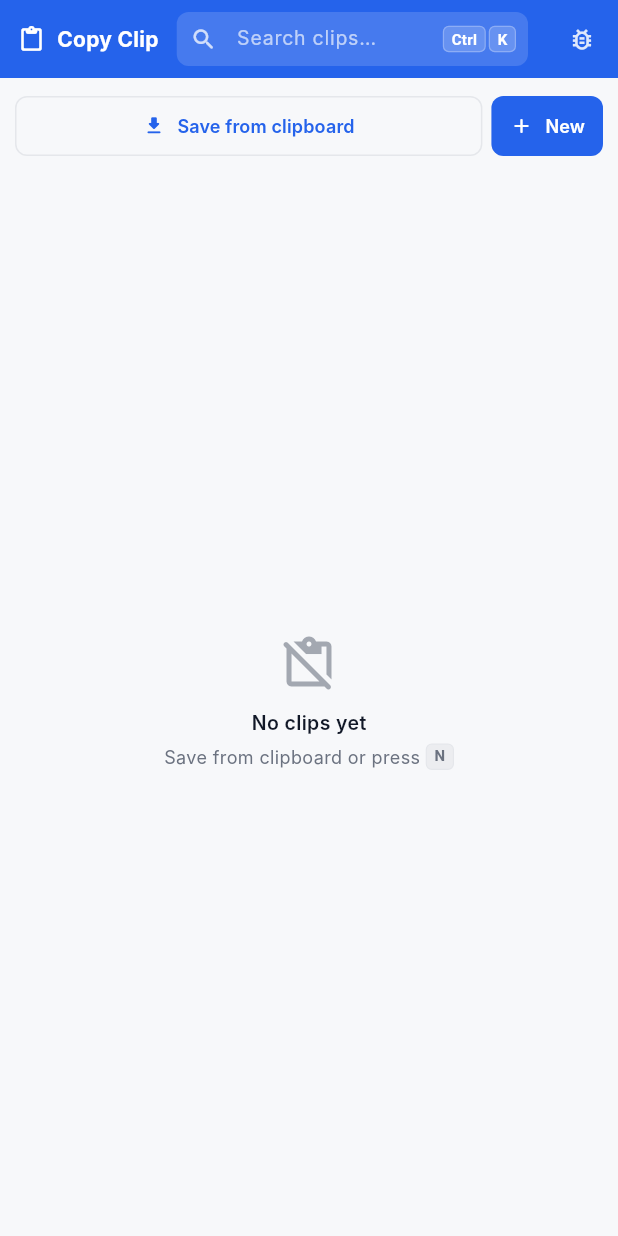
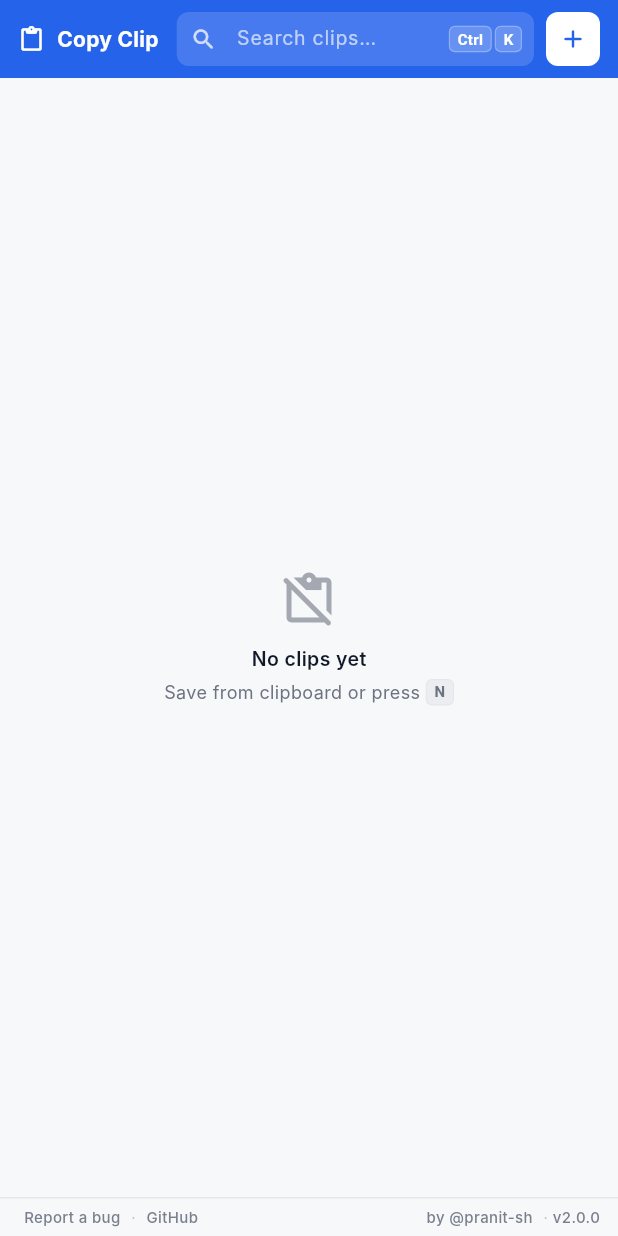
Before and after one commit to pranit-sh/copy-clip, a Flutter app: the screen it shows after launch, on a phone screen of 412 x 824 dp. Run offline on Flutter 3.47's test engine with Material 3 defaults, Android fonts, the phone set to English and light mode, and no system bars; our stand-ins replace shared_preferences; missing offline and left inert: dart:js_interop; Roboto replaces fonts that are missing (Inter).

Commit message:
feat: Add ClipboardPeekCard component and integrate clipboard functionality in HomeScreen

```diff
--- a/lib/components/home_screen.dart
+++ b/lib/components/home_screen.dart
@@ -6,6 +6,7 @@
 
 import 'clip_bottom_sheet.dart';
 import 'clip_list_item.dart';
+import 'clipboard_peek_card.dart';
 import 'kbd_chip.dart';
 import 'search.dart';
 import '../helper/clip_note_provider.dart';
@@ -20,25 +21,50 @@
   State<HomeScreen> createState() => _HomeScreenState();
 }
 
-class _HomeScreenState extends State<HomeScreen> {
+class _HomeScreenState extends State<HomeScreen> with WidgetsBindingObserver {
   final _searchController = TextEditingController();
   final _searchFocus = FocusNode();
   final _listFocus = FocusNode();
   String _query = '';
   int _focusedIndex = 0;
 
+  /// Latest text seen on the system clipboard (for the peek card).
+  String? _clipboardText;
+
+  /// Clipboard texts the user explicitly dismissed this session.
+  final Set<String> _dismissedClipboardTexts = <String>{};
+
   @override
   void initState() {
     super.initState();
+    WidgetsBinding.instance.addObserver(this);
     // Listen for text sent from the Chrome extension context menu.
     WebBridge.onSelectionCaptured = (selection) {
       if (!mounted) return;
       _openEditor(prefillText: selection);
     };
+    // Initial clipboard read after first frame (so we can access services).
+    WidgetsBinding.instance.addPostFrameCallback((_) => _refreshClipboard());
+  }
+
+  @override
+  void didChangeAppLifecycleState(AppLifecycleState state) {
+    if (state == AppLifecycleState.resumed) {
+      _refreshClipboard();
+    }
+  }
+
+  Future<void> _refreshClipboard() async {
+    final text = await readClipboardText();
+    if (!mounted) return;
+    if (text != _clipboardText) {
+      setState(() => _clipboardText = text);
+    }
   }
 
   @override
   void dispose() {
+    WidgetsBinding.instance.removeObserver(this);
     _searchController.dispose();
     _searchFocus.dispose();
     _listFocus.dispose();
@@ -91,6 +117,15 @@
       return;
     }
     await _openEditor(prefillText: text);
+    // Clear the peek card once handled.
+    setState(() => _clipboardText = null);
+  }
+
+  void _dismissClipboardPeek() {
+    if (_clipboardText != null) {
+      _dismissedClipboardTexts.add(_clipboardText!);
+      setState(() => _clipboardText = null);
+    }
   }
 
   void _handleShortcut(KeyEvent event, List<Clip> visible) {
@@ -167,12 +202,18 @@
             appBar: _buildAppBar(context),
             body: Column(
               children: [
-                _buildQuickBar(context, provider),
+                if (_shouldShowPeek(provider))
+                  ClipboardPeekCard(
+                    text: _clipboardText!,
+                    onSave: _saveFromClipboard,
+                    onDismiss: _dismissClipboardPeek,
+                  ),
                 Expanded(
                   child: visible.isEmpty
                       ? _buildEmptyState()
                       : _buildList(visible, provider),
                 ),
+                _buildFooter(),
               ],
             ),
           ),
@@ -216,64 +257,42 @@
               },
             ),
           ),
-        ],
-      ),
-      actions: [
-        IconButton(
-          tooltip: 'Report a bug',
-          iconSize: 18,
-          color: Colors.white.withValues(alpha: 0.85),
-          icon: const Icon(Icons.bug_report_outlined),
-          onPressed: () => launchUrl(
-            Uri.parse('https://github.com/pranit-sh/copy-clip/issues'),
-          ),
-        ),
-      ],
-    );
-  }
-
-  Widget _buildQuickBar(BuildContext context, ClipNoteProvider p) {
-    return Container(
-      padding: const EdgeInsets.fromLTRB(10, 8, 10, 4),
-      child: Row(
-        children: [
-          Expanded(
-            child: OutlinedButton.icon(
-              onPressed: _saveFromClipboard,
-              style: OutlinedButton.styleFrom(
-                foregroundColor: AppTheme.primary,
-                padding: const EdgeInsets.symmetric(vertical: 8),
-                side: const BorderSide(color: AppTheme.border),
-                shape: RoundedRectangleBorder(
-                  borderRadius: BorderRadius.circular(8),
+          const SizedBox(width: 8),
+          Tooltip(
+            message: 'New clip (N)',
+            child: Material(
+              color: Colors.white,
+              borderRadius: BorderRadius.circular(8),
+              child: InkWell(
+                onTap: () => _openEditor(),
+                borderRadius: BorderRadius.circular(8),
+                child: const SizedBox(
+                  width: 36,
+                  height: 36,
+                  child: Icon(
+                    Icons.add_rounded,
+                    size: 20,
+                    color: AppTheme.primary,
+                  ),
                 ),
               ),
-              icon: const Icon(Icons.download_rounded, size: 15),
-              label: const Text(
-                'Save from clipboard',
-                style: TextStyle(fontSize: 12, fontWeight: FontWeight.w600),
-              ),
-            ),
-          ),
-          const SizedBox(width: 6),
-          FilledButton.icon(
-            onPressed: () => _openEditor(),
-            style: FilledButton.styleFrom(
-              backgroundColor: AppTheme.primary,
-              padding: const EdgeInsets.symmetric(horizontal: 12, vertical: 8),
-              shape: RoundedRectangleBorder(
-                borderRadius: BorderRadius.circular(8),
-              ),
-            ),
-            icon: const Icon(Icons.add_rounded, size: 16),
-            label: const Text(
-              'New',
-              style: TextStyle(fontSize: 12, fontWeight: FontWeight.w600),
             ),
           ),
         ],
       ),
+      actions: const [],
     );
+  }
+
+  bool _shouldShowPeek(ClipNoteProvider provider) {
+    final t = _clipboardText;
+    if (t == null || t.isEmpty) return false;
+    if (_dismissedClipboardTexts.contains(t)) return false;
+    // Skip if we already have this text saved.
+    for (final c in provider.items) {
+      if (c.text.trim() == t) return false;
+    }
+    return true;
   }
 
   Widget _buildEmptyState() {
@@ -375,6 +394,63 @@
     );
   }
 
+  Widget _buildFooter() {
+    final linkStyle = TextStyle(
+      fontSize: 10,
+      color: AppTheme.textSecondary.withValues(alpha: 0.9),
+      fontWeight: FontWeight.w500,
+    );
+    final dotStyle = TextStyle(
+      fontSize: 10,
+      color: AppTheme.textSecondary.withValues(alpha: 0.45),
+    );
+    return Container(
+      height: 26,
+      padding: const EdgeInsets.symmetric(horizontal: 12),
+      decoration: const BoxDecoration(
+        color: AppTheme.bg,
+        border: Border(
+          top: BorderSide(color: AppTheme.border, width: 1),
+        ),
+      ),
+      child: Row(
+        children: [
+          InkWell(
+            onTap: () => launchUrl(
+              Uri.parse('https://github.com/pranit-sh/copy-clip/issues'),
+            ),
+            child: Padding(
+              padding: const EdgeInsets.symmetric(horizontal: 4, vertical: 4),
+              child: Text('Report a bug', style: linkStyle),
+            ),
+          ),
+          Text(' · ', style: dotStyle),
+          InkWell(
+            onTap: () => launchUrl(
+              Uri.parse('https://github.com/pranit-sh/copy-clip'),
+            ),
+            child: Padding(
+              padding: const EdgeInsets.symmetric(horizontal: 4, vertical: 4),
+              child: Text('GitHub', style: linkStyle),
+            ),
+          ),
+          const Spacer(),
+          InkWell(
+            onTap: () => launchUrl(
+              Uri.parse('https://github.com/pranit-sh'),
+            ),
+            child: Padding(
+              padding: const EdgeInsets.symmetric(horizontal: 4, vertical: 4),
+              child: Text('by @pranit-sh', style: linkStyle),
+            ),
+          ),
+          Text(' · ', style: dotStyle),
+          Text('v2.0.0', style: linkStyle),
+        ],
+      ),
+    );
+  }
+
   Future<void> _confirmDelete(Clip clip, ClipNoteProvider provider) async {
     await provider.removeById(clip.id);
     if (!mounted) return;
```
Also changed, not shown: lib/components/clipboard_peek_card.dart (added, +137 -0 lines), 1 other file.
